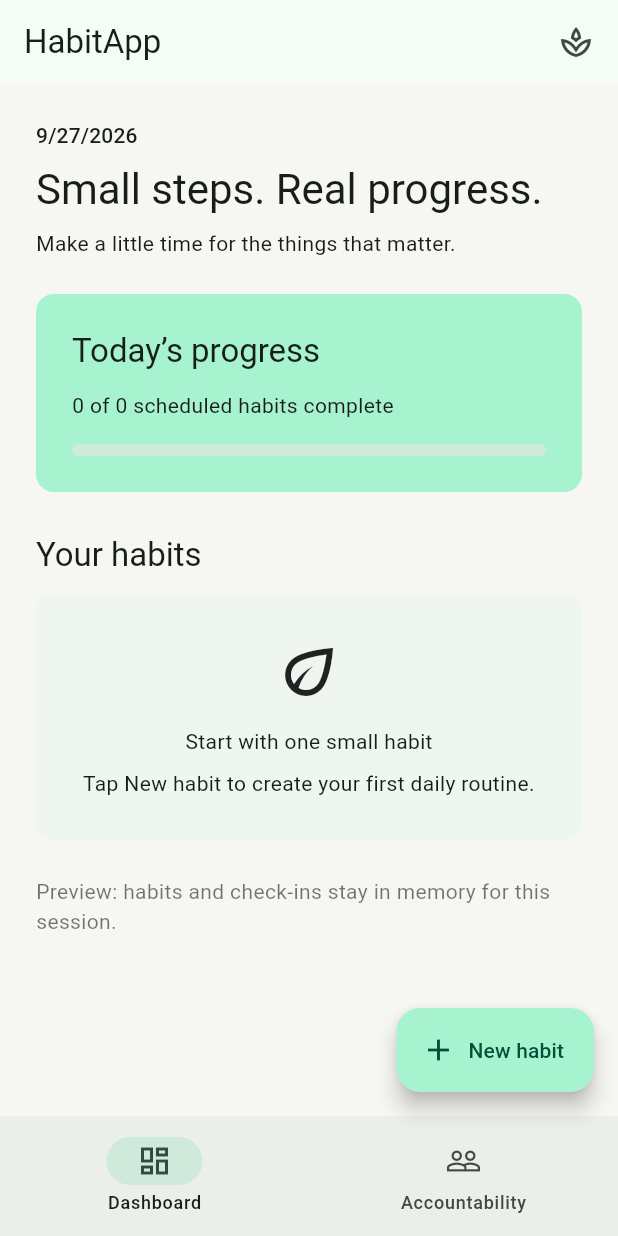
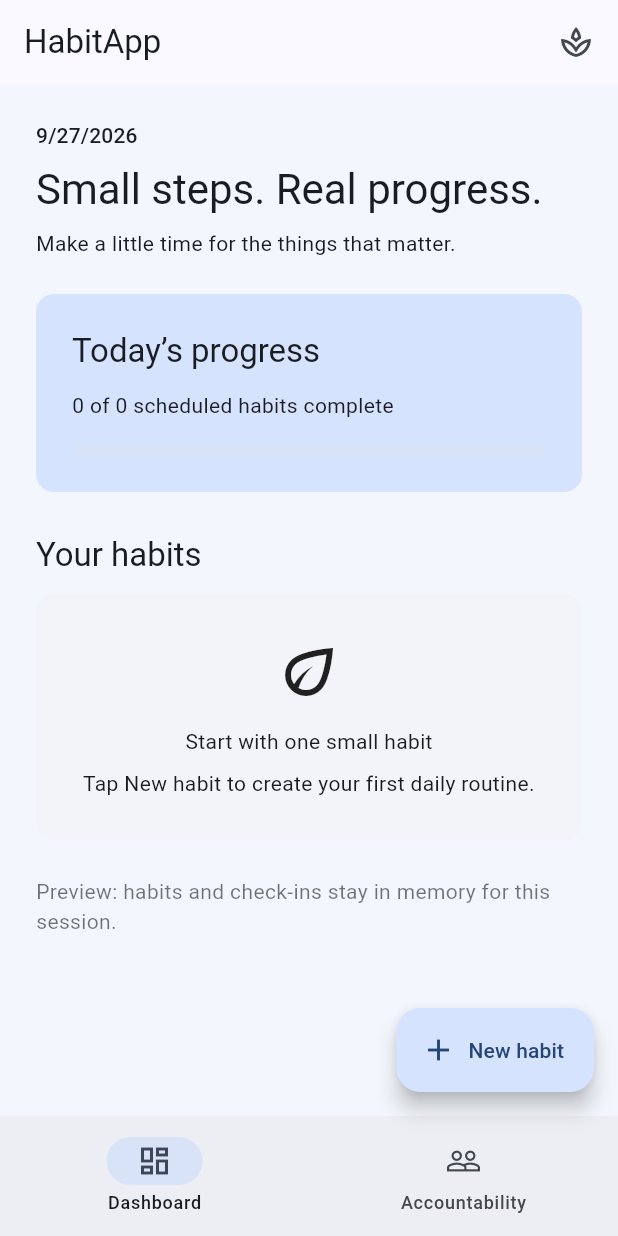
Before and after one commit to Lillyb6/Fourth_App, a Flutter app: the screen it shows after launch, on a phone screen of 412 x 824 dp. Run offline on Flutter 3.47's test engine with Material 3 defaults, Android fonts, the light colour scheme and no system bars.

Commit message:
Change app theme to blue

```diff
--- a/lib/main.dart
+++ b/lib/main.dart
@@ -22,8 +22,8 @@ class MyApp extends StatelessWidget {
     title: 'HabitApp',
     debugShowCheckedModeBanner: false,
     theme: ThemeData(
-      colorScheme: ColorScheme.fromSeed(seedColor: const Color(0xff326b54)),
-      scaffoldBackgroundColor: const Color(0xfff6f7f2),
+      colorScheme: ColorScheme.fromSeed(seedColor: const Color(0xff3569b0)),
+      scaffoldBackgroundColor: const Color(0xfff3f6fc),
       useMaterial3: true,
       inputDecorationTheme: const InputDecorationTheme(
         border: OutlineInputBorder(),
```
